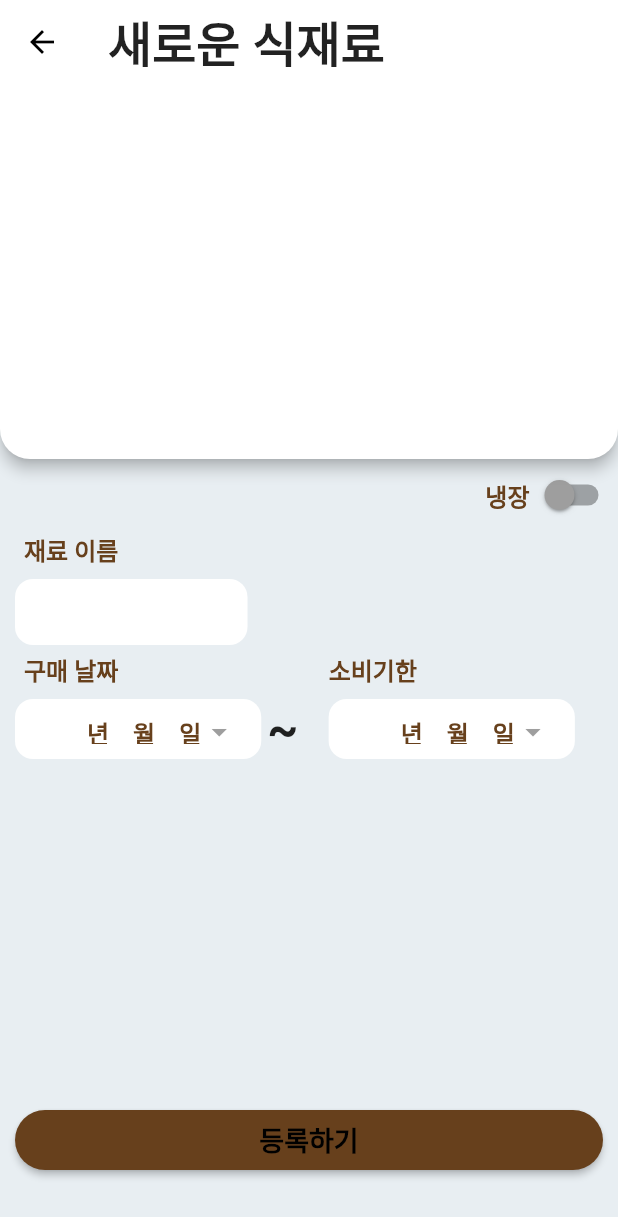
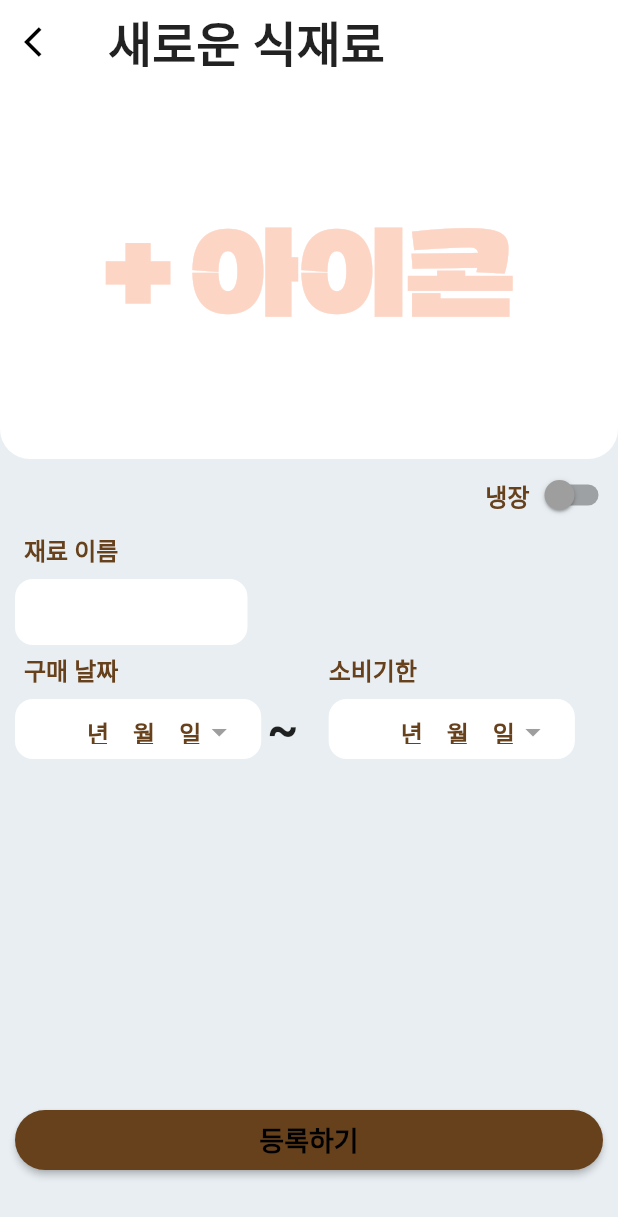
Before and after one commit to cherry1m/yum_application, a Flutter app: the screen it shows after launch, after a tap on the "add" icon, on a phone screen of 412 x 824 dp. Shown: the top 1217 px of the screen. Run offline on Flutter 3.47's test engine with Material 3 defaults, Android fonts, the phone set to English and light mode, and no system bars; Roboto replaces fonts that are missing (Pretendard).

Commit message:
1. 재료추가시 이미지 생성
사용자가 재료 추가 화면에서 재료 추가를 선택하면 선택한 재료의 이미지가 상단에 나타납니다.

해당 이미지를 클릭하면 상대방이 이미지를 잘못 선택한 것으로 판단하여 삭제됩니다.

2. PartialSansKR 폰트 등록

UI를 위해 새로운 폰트가 등록되었습니다.

textTheme에서 bodyLarge를 통해 접근할 수 있습니다.

```diff
--- a/lib/main.dart
+++ b/lib/main.dart
@@ -1,5 +1,7 @@
 import 'package:flutter/material.dart';
+import 'package:provider/provider.dart';
 import 'package:yum_application/src/ingredient/view/home_view.dart';
+import 'package:yum_application/src/ingredient/viewModel/Ingredient_view_model.dart';
 import 'package:yum_application/src/util/app_theme.dart';
 
 void main() {
@@ -11,10 +13,12 @@ class MyApp extends StatelessWidget {
 
   @override
   Widget build(BuildContext context) {
-    return MaterialApp(
-      theme: light,
-      darkTheme: dark,
-      home: const HomeView(),
-    );
+    return ChangeNotifierProvider(
+        create: (context) => IngredientViewModel(),
+        builder: (context, child) => MaterialApp(
+              theme: light,
+              darkTheme: dark,
+              home: const HomeView(),
+            ));
   }
 }
--- a/lib/src/ingredient/view/ingredient_add_view.dart
+++ b/lib/src/ingredient/view/ingredient_add_view.dart
@@ -1,7 +1,10 @@
 import 'package:flutter/material.dart';
+import 'package:provider/provider.dart';
 import 'package:yum_application/src/common/date_picker_widget.dart';
 import 'package:yum_application/src/common/scroll_date_dialog.dart';
+import 'package:yum_application/src/ingredient/viewModel/Ingredient_view_model.dart';
 import 'package:yum_application/src/ingredient/widget/ingredient_add_bottom_sheet.dart';
+import 'package:yum_application/src/ingredient/widget/ingredient_image.dart';
 
 class IngredientAddView extends StatefulWidget {
   const IngredientAddView({super.key});
@@ -24,6 +27,13 @@ class _IngredientAddViewState extends State<IngredientAddView> {
       appBar: AppBar(
         backgroundColor: Theme.of(context).colorScheme.onPrimaryContainer,
         foregroundColor: Theme.of(context).colorScheme.onSecondary,
+        leading: GestureDetector(
+          onTap: Navigator.of(context).pop,
+          child: const Icon(
+            Icons.arrow_back_ios,
+          ),
+        ),
+        elevation: 0.0,
         shape: const RoundedRectangleBorder(
             borderRadius: BorderRadius.vertical(bottom: Radius.circular(20.0))),
         title: Text(
@@ -35,8 +45,10 @@ class _IngredientAddViewState extends State<IngredientAddView> {
             child: SizedBox(
               height: 250,
               child: Center(
-                child: Builder(builder: (context) {
-                  return GestureDetector(
+                child: Consumer<IngredientViewModel>(
+                    builder: (context, provider, child) {
+                  return (provider.selectedIngredient == null)
+                      ? GestureDetector(
                           onTap: () {
                             showModalBottomSheet(
                                 backgroundColor: Colors.red,
@@ -47,11 +59,19 @@ class _IngredientAddViewState extends State<IngredientAddView> {
                                 builder: (context) =>
                                     const IngredientAddBottomSheet());
                           },
-                    child: Container(
-                      width: 50,
-                      height: 50,
-                      color: Colors.white,
-                    ),
+                          child: Text("+ 아이콘",
+                              style: Theme.of(context).textTheme.bodyLarge))
+                      : GestureDetector(
+                          onTap: () {
+                            Provider.of<IngredientViewModel>(context,
+                                    listen: false)
+                                .cancel();
+                          },
+                          child: IngredientImage(
+                              width: 300,
+                              isFreezed: provider.selectedIngredient!.isFreezed,
+                              path: provider
+                                  .selectedIngredient!.category.imagePath),
                         );
                 }),
               ),
--- /dev/null
+++ b/lib/src/ingredient/viewModel/ingredient_view_model.dart
@@ -0,0 +1,18 @@
+import 'package:flutter/foundation.dart';
+import 'package:yum_application/src/ingredient/model/ingredient.dart';
+
+class IngredientViewModel extends ChangeNotifier {
+  Ingredient? _selectedIngredient;
+
+  Ingredient? get selectedIngredient => _selectedIngredient;
+
+  void selectIngredient(Ingredient ingredient) {
+    _selectedIngredient = ingredient;
+    notifyListeners();
+  }
+
+  void cancel() {
+    _selectedIngredient = null;
+    notifyListeners();
+  }
+}
--- a/lib/src/ingredient/widget/ingredient_image.dart
+++ b/lib/src/ingredient/widget/ingredient_image.dart
@@ -4,8 +4,12 @@ import 'package:yum_application/src/common/image_widget.dart';
 class IngredientImage extends StatelessWidget {
   final bool isFreezed;
   final String path;
+  final double width;
   const IngredientImage(
-      {super.key, required this.isFreezed, required this.path});
+      {super.key,
+      required this.isFreezed,
+      required this.path,
+      this.width = 110});
 
   @override
   Widget build(BuildContext context) {
@@ -23,5 +27,8 @@ class IngredientImage extends StatelessWidget {
         ],
       );
 
-  Widget _icon() => ImageWidget(path: path);
+  Widget _icon() => ImageWidget(
+        path: path,
+        width: width,
+      );
 }
--- a/lib/src/util/app_theme.dart
+++ b/lib/src/util/app_theme.dart
@@ -4,6 +4,12 @@ ThemeData get light => ThemeData(
     scaffoldBackgroundColor: const Color(0xffE8EEF2),
     useMaterial3: false,
     textTheme: const TextTheme(
+      bodyLarge: TextStyle(
+        color: Color(0xffFCD5C5),
+        fontFamily: "PartialSansKR",
+        fontSize: 64,
+        fontWeight: FontWeight.w400,
+      ),
       titleMedium: TextStyle(
           fontSize: 32, fontWeight: FontWeight.w700, fontFamily: "Pretendard"),
       titleSmall: TextStyle(
@@ -44,6 +50,12 @@ ThemeData get dark => ThemeData(
     useMaterial3: false,
     scaffoldBackgroundColor: const Color(0xff000000),
     textTheme: const TextTheme(
+        bodyLarge: TextStyle(
+          color: Color(0xfff272727),
+          fontFamily: "PartialSansKR",
+          fontSize: 64,
+          fontWeight: FontWeight.w400,
+        ),
         titleMedium: TextStyle(
             fontSize: 32,
             fontWeight: FontWeight.w700,
```
Also changed, not shown: lib/src/ingredient/widget/ingredient_add_bottom_sheet.dart (+12 -2 lines), pubspec.yaml (+4 -5 lines), assets/fonts/PartialSansKR-Regular.otf (added), pubspec.lock. Lines whose indentation alone changed are shown as unchanged.
